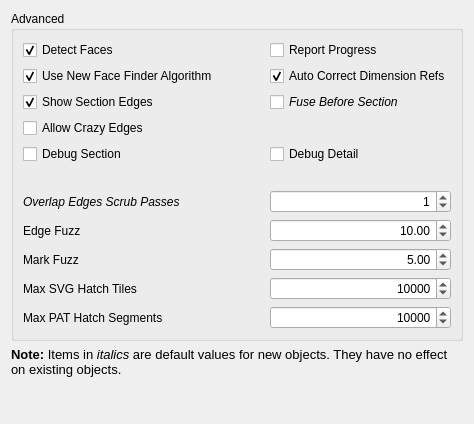
The window that src/Mod/TechDraw/Gui/DlgPrefsTechDrawAdvanced.ui (southseact-3d/fcd) describes before a commit, drawn with Qt 5.
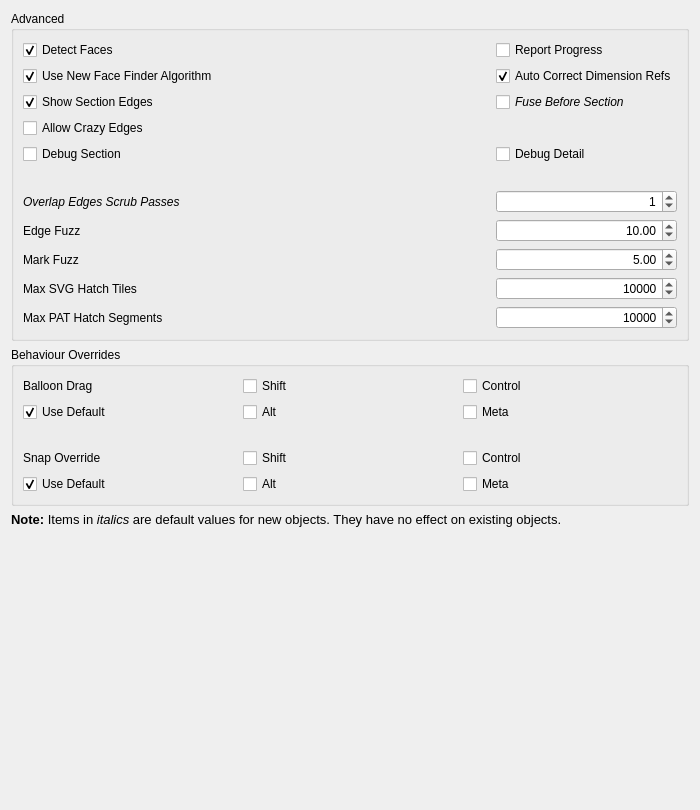
The same window after the commit. Custom widgets are drawn as their Qt base class.

Commit message: [TD]add preferences for Balloon drag modifiers

The edit to the form file:
```diff
--- a/src/Mod/TechDraw/Gui/DlgPrefsTechDrawAdvanced.ui
+++ b/src/Mod/TechDraw/Gui/DlgPrefsTechDrawAdvanced.ui
@@ -6,8 +6,8 @@
    <rect>
     <x>0</x>
     <y>0</y>
-    <width>474</width>
-    <height>424</height>
+    <width>700</width>
+    <height>810</height>
    </rect>
   </property>
   <property name="windowTitle">
@@ -443,6 +443,149 @@
      </layout>
     </widget>
    </item>
+   <item>
+    <widget class="QGroupBox" name="gbBehaviour">
+     <property name="toolTip">
+      <string>&lt;html&gt;&lt;head/&gt;&lt;body&gt;&lt;p&gt;Some combinations of OS and Navigation style key bindings may conflict with the default modifier keys for Ballon dragging and View snapping override.  You can make adjustments here to find a non-conflicting key binding.&lt;/p&gt;&lt;/body&gt;&lt;/html&gt;</string>
+     </property>
+     <property name="title">
+      <string>Behaviour Overrides</string>
+     </property>
+     <layout class="QVBoxLayout" name="verticalLayout_3">
+      <item>
+       <layout class="QGridLayout" name="gridLayout_2">
+        <item row="1" column="0">
+         <widget class="QCheckBox" name="cbBalloonDefault">
+          <property name="toolTip">
+           <string>Check this box to use the default modifier keys.  Uncheck this box to set a different key combination.</string>
+          </property>
+          <property name="text">
+           <string>Use Default</string>
+          </property>
+          <property name="checked">
+           <bool>true</bool>
+          </property>
+         </widget>
+        </item>
+        <item row="3" column="1">
+         <widget class="QCheckBox" name="cbSnapShift">
+          <property name="toolTip">
+           <string>Check this box to include the Shift key in the modifiers.</string>
+          </property>
+          <property name="text">
+           <string>Shift</string>
+          </property>
+         </widget>
+        </item>
+        <item row="4" column="0">
+         <widget class="QCheckBox" name="cbSnapDefault">
+          <property name="toolTip">
+           <string>Check this box to use the default modifier keys.  Uncheck this box to set a different key combination.</string>
+          </property>
+          <property name="text">
+           <string>Use Default</string>
+          </property>
+          <property name="checked">
+           <bool>true</bool>
+          </property>
+         </widget>
+        </item>
+        <item row="0" column="1">
+         <widget class="QCheckBox" name="cbBalloonShift">
+          <property name="toolTip">
+           <string>Check this box to include the Shift key in the modifiers.</string>
+          </property>
+          <property name="text">
+           <string>Shift</string>
+          </property>
+         </widget>
+        </item>
+        <item row="4" column="1">
+         <widget class="QCheckBox" name="cbSnapAlt">
+          <property name="toolTip">
+           <string>Check this box to include the Alt key in the modifiers.</string>
+          </property>
+          <property name="text">
+           <string>Alt</string>
+          </property>
+         </widget>
+        </item>
+        <item row="1" column="2">
+         <widget class="QCheckBox" name="cbBalloonMeta">
+          <property name="toolTip">
+           <string>Check this box to include the Meta/Start/Super key in the modifiers.</string>
+          </property>
+          <property name="text">
+           <string>Meta</string>
+          </property>
+         </widget>
+        </item>
+        <item row="0" column="0">
+         <widget class="QLabel" name="label_6">
+          <property name="text">
+           <string>Balloon Drag</string>
+          </property>
+         </widget>
+        </item>
+        <item row="3" column="0">
+         <widget class="QLabel" name="label_7">
+          <property name="text">
+           <string>Snap Override</string>
+          </property>
+         </widget>
+        </item>
+        <item row="3" column="2">
+         <widget class="QCheckBox" name="cbSnapControl">
+          <property name="toolTip">
+           <string>Check this box to include the Control key in the modifiers.</string>
+          </property>
+          <property name="text">
+           <string>Control</string>
+          </property>
+         </widget>
+        </item>
+        <item row="0" column="2">
+         <widget class="QCheckBox" name="cbBalloonControl">
+          <property name="toolTip">
+           <string>Check this box to include the Control key in the modifiers.</string>
+          </property>
+          <property name="text">
+           <string>Control</string>
+          </property>
+         </widget>
+        </item>
+        <item row="4" column="2">
+         <widget class="QCheckBox" name="cbSnapMeta">
+          <property name="toolTip">
+           <string>Check this box to include the Meta/Start/Super key in the modifiers.</string>
+          </property>
+          <property name="text">
+           <string>Meta</string>
+          </property>
+         </widget>
+        </item>
+        <item row="1" column="1">
+         <widget class="QCheckBox" name="cbBalloonAlt">
+          <property name="toolTip">
+           <string>Check this box to include the Alt key in the modifiers.</string>
+          </property>
+          <property name="text">
+           <string>Alt</string>
+          </property>
+         </widget>
+        </item>
+        <item row="2" column="0">
+         <widget class="QLabel" name="label_8">
+          <property name="text">
+           <string/>
+          </property>
+         </widget>
+        </item>
+       </layout>
+      </item>
+     </layout>
+    </widget>
+   </item>
    <item>
     <widget class="QLabel" name="label_17">
      <property name="font">
@@ -469,8 +612,8 @@
      </property>
      <property name="sizeHint" stdset="0">
       <size>
-       <width>17</width>
-       <height>1</height>
+       <width>20</width>
+       <height>40</height>
       </size>
      </property>
     </spacer>
```
The commit also changes 4 other files.
